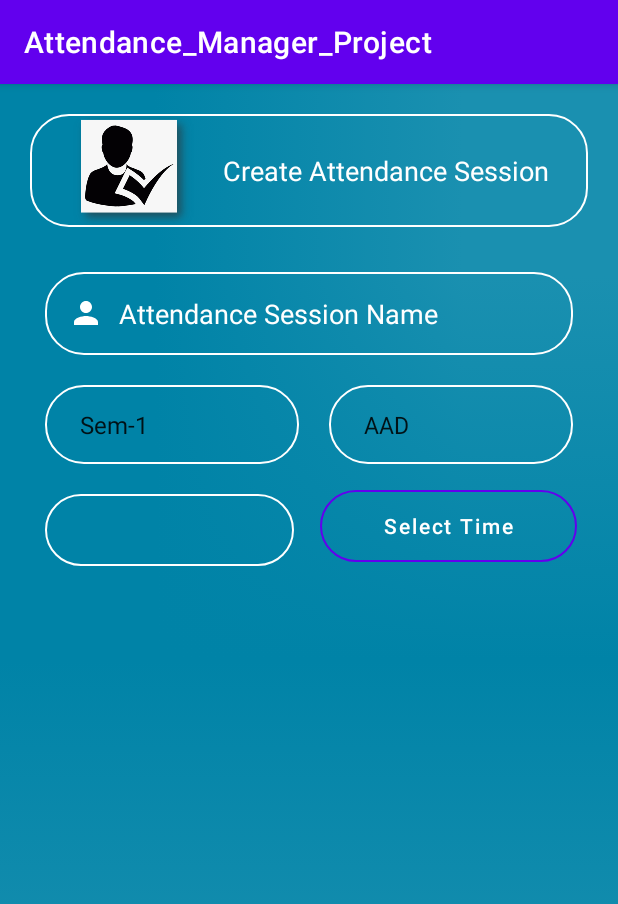
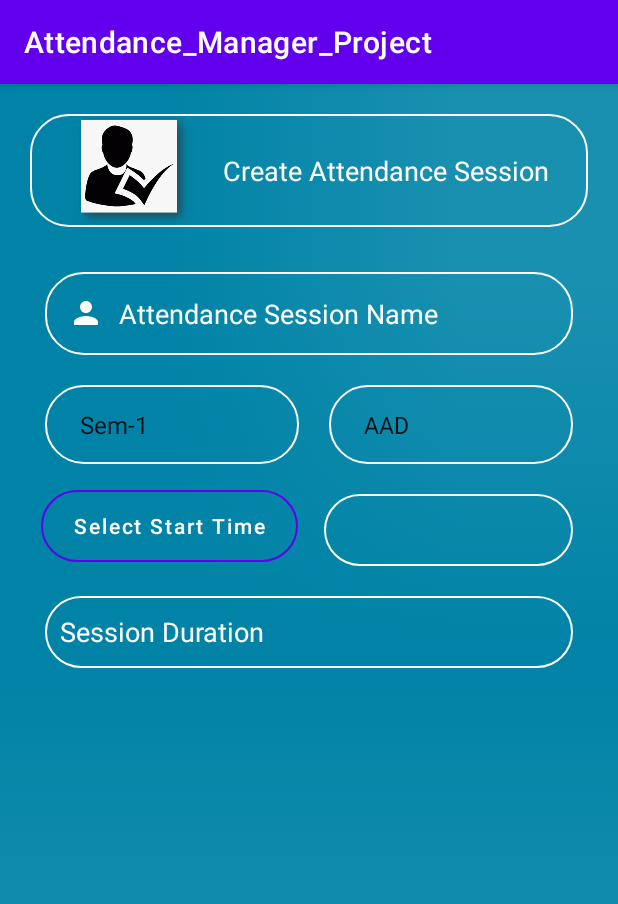
Before and after one commit to Ujas-Goti/Attendance_Manager_Try, an Android app: the Session_Create screen opened directly, with no data from a screen before it, on a phone screen of 412 x 824 dp. Shown: the top 904 px of the screen. Run offline under Robolectric (Android 15) with nearby library versions, the phone set to English and light mode, and no system bars.

Commit message:
Date Time Picker Set

```diff
--- a/app/src/main/java/com/example/attendance_manager_try/Session_Create.java
+++ b/app/src/main/java/com/example/attendance_manager_try/Session_Create.java
@@ -29,16 +29,13 @@ public class Session_Create extends AppCompatActivity implements DatePickerDialo
 
         time_Set = findViewById(R.id.TimeSetter);
         time_Show = findViewById(R.id.time_Shower);
-        time_Set.setOnClickListener(new View.OnClickListener() {
-            @Override
-            public void onClick(View view) {
+        time_Set.setOnClickListener(view -> {
             Calendar cal = Calendar.getInstance();
             year = cal.get(Calendar.YEAR);
             month = cal.get(Calendar.MONTH);
             day = cal.get(Calendar.DAY_OF_MONTH);
             DatePickerDialog datePickerDialog = new DatePickerDialog(Session_Create.this,Session_Create.this,year,month,day);
             datePickerDialog.show();
-            }
         });
     }
 
--- a/app/src/main/res/layout/activity_session_create.xml
+++ b/app/src/main/res/layout/activity_session_create.xml
@@ -52,7 +52,6 @@
         android:layout_margin="10dp"
         android:layout_weight="1"
         android:background="@drawable/shapeemail"
-        android:hint="Semester"
         android:importantForAutofill="no"
         android:inputType="text"
         android:padding="15dp"
@@ -68,7 +67,6 @@
             android:layout_margin="10dp"
             android:layout_weight="1"
             android:background="@drawable/shapeemail"
-            android:hint="Subject"
             android:importantForAutofill="no"
             android:inputType="text"
             android:padding="15dp"
@@ -83,18 +81,6 @@
         android:layout_height="wrap_content"
         android:orientation="horizontal">
 
-       <TextView
-           android:id="@+id/time_Shower"
-           android:layout_width="match_parent"
-           android:layout_weight="1"
-           android:layout_margin="10dp"
-           android:text=""
-           android:textFontWeight="2"
-           android:gravity="center"
-           android:background="@drawable/shapeemail"
-           android:textColor="@color/white"
-           android:layout_height="48dp"/>
-
         <Button
             android:id="@+id/TimeSetter"
             android:layout_width="match_parent"
@@ -104,11 +90,33 @@
             android:gravity="center"
             android:background="@drawable/shapeemail"
             android:ems="10"
-            android:hint="Select Time"
-            android:inputType="time"
+            android:hint="@string/select_start_time"
             android:textColor="@color/white"
             android:textColorHint="@color/white" />
 
+       <TextView
+           android:id="@+id/time_Shower"
+           android:layout_width="match_parent"
+           android:layout_weight="1"
+           android:layout_margin="10dp"
+           android:text=""
+           android:gravity="center"
+           android:background="@drawable/shapeemail"
+           android:textColor="@color/white"
+           android:layout_height="48dp"/>
+
     </LinearLayout>
 
+    <EditText
+        android:layout_width="match_parent"
+        android:layout_height="wrap_content"
+        android:background="@drawable/shapeemail"
+        android:hint="@string/duration"
+        android:minHeight="48dp"
+        android:textColor="@color/white"
+        android:textColorHint="@color/white"
+        android:inputType="time"
+        android:layout_margin="10dp"
+        android:autofillHints="no" />
+
 </LinearLayout>
--- a/app/src/main/res/values/strings.xml
+++ b/app/src/main/res/values/strings.xml
@@ -9,6 +9,8 @@
     <string name="signup">SIGN UP</string>
     <string name="logo">logo</string>
     <string name="asession_name">Attendance Session Name</string>
+    <string name="select_start_time">Select Start Time</string>
+    <string name="duration">Session Duration</string>
     <string-array name="sem_Entries">
         <item>Sem-1</item>
         <item>Sem-2</item>
```
Lines whose indentation alone changed are shown as unchanged.
